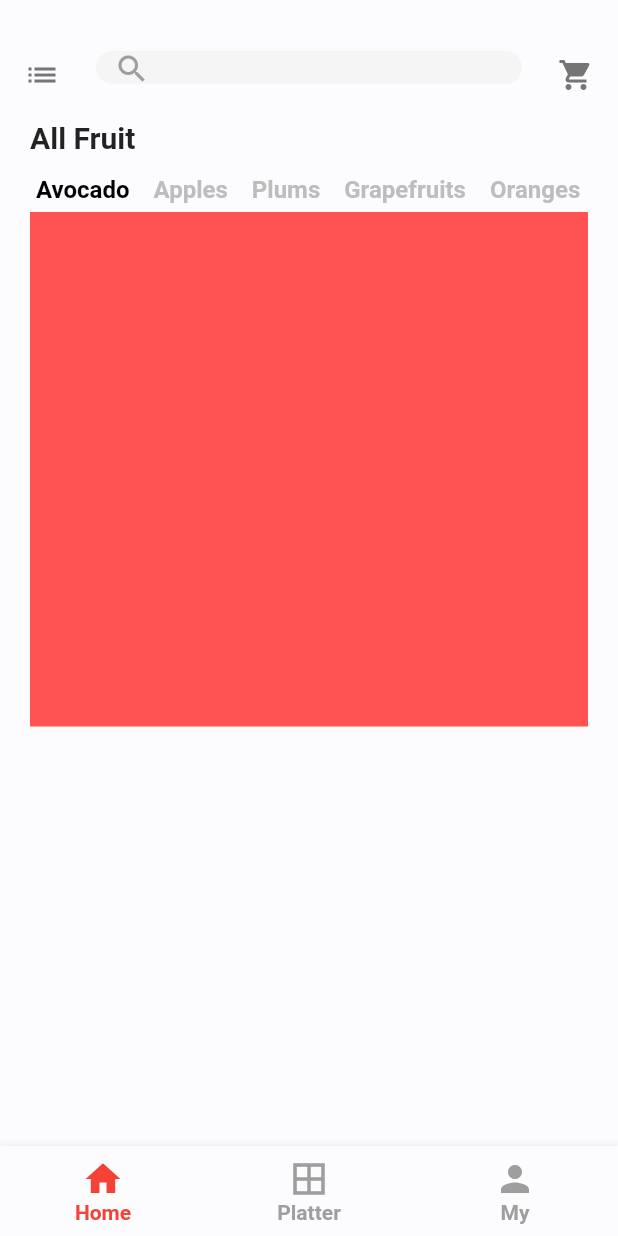
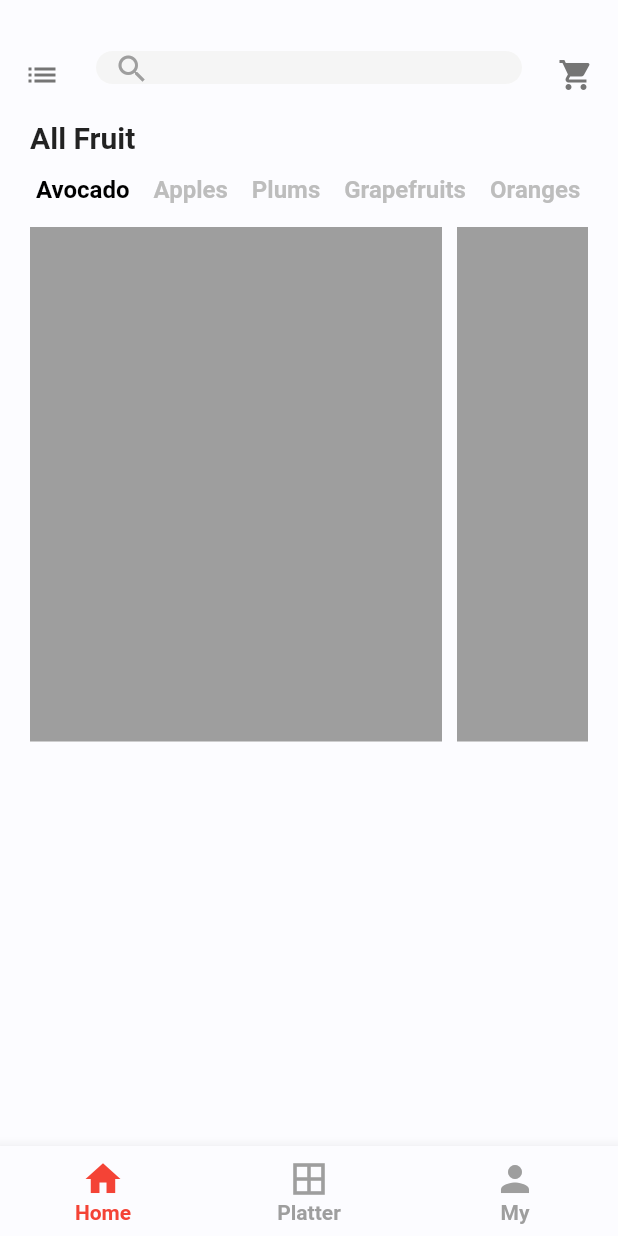
Before and after one commit to jeremy02/fruits_app, a Flutter app: the screen it shows after launch, on a phone screen of 412 x 824 dp. Run offline on Flutter 3.47's test engine with Material 2 defaults, Android fonts, the phone set to English and light mode, and no system bars.

Commit message:
showing demo containers for fruits

```diff
--- a/lib/screens/fruits_listing_screen.dart
+++ b/lib/screens/fruits_listing_screen.dart
@@ -1,4 +1,5 @@
 import 'package:flutter/material.dart';
+import 'package:fruits_app/models/fruits_list.dart';
 
 class FruitsListingScreen extends StatefulWidget{
 	@override
@@ -25,8 +26,21 @@ class FruitsListingScreenState extends State<FruitsListingScreen>{
 				Container(
 					width: double.infinity,
 					height: MediaQuery.of(context).size.height/2.4,
-					decoration: BoxDecoration(
-						color: Colors.redAccent
+					child: ListView.builder(
+						primary: false,
+						shrinkWrap: true,
+						scrollDirection: Axis.horizontal,
+						itemCount: fruits == null ? 0 :fruits.length,
+						itemBuilder: (BuildContext context, int index) {
+							Fruits fruit = fruits[index];
+							return Padding(
+								padding: EdgeInsets.only(right: 10.0),
+								child: Container(
+									width: MediaQuery.of(context).size.width/1.5,
+									decoration: BoxDecoration(color: Colors.grey),
+								),
+							);
+						}
 					),
 				),
 			],
--- a/lib/screens/home_screen.dart
+++ b/lib/screens/home_screen.dart
@@ -145,6 +145,7 @@ class HomeScreenState extends State<HomeScreen> with AutomaticKeepAliveClientMix
 								),
 							],
 						),
+						SizedBox(height: 10,),
 						Expanded(
 							child: TabBarView(
 								controller: _tabcontroller,
```
